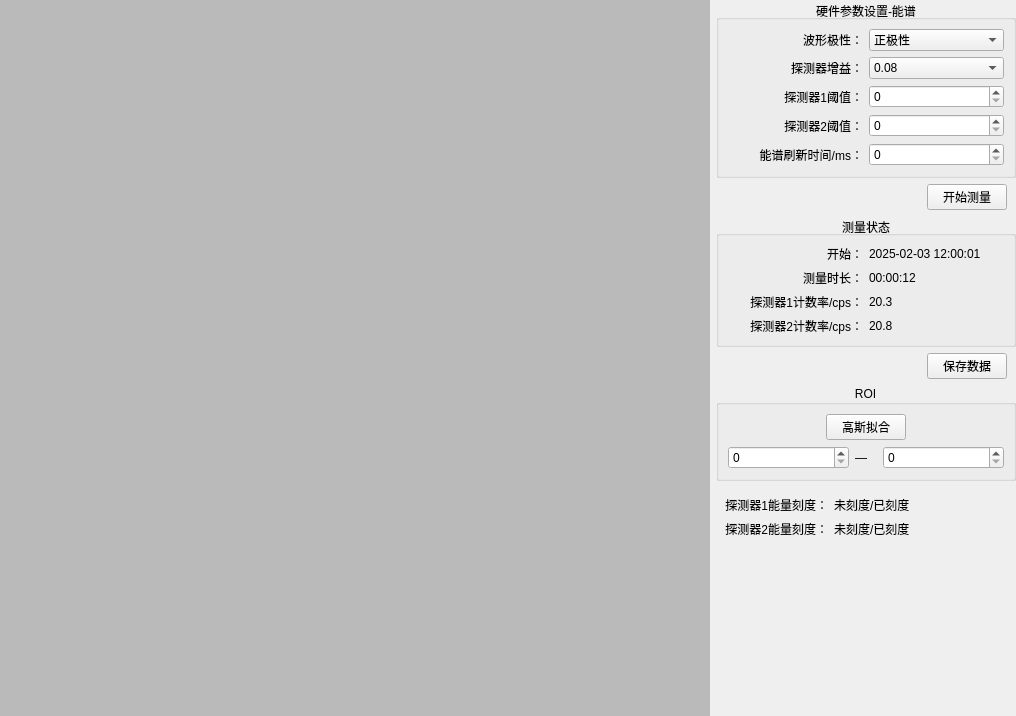
The window that spectrumModel.ui (MrXiaomao/Cu_Activation) describes before a commit, drawn with Qt 5.
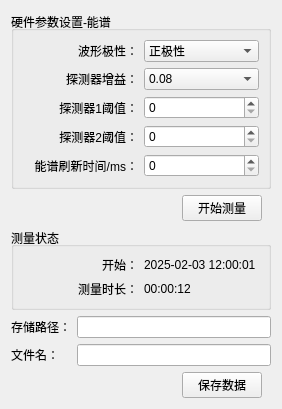
The same window after the commit.

Diff of the .ui file:
```diff
--- a/spectrumModel.ui
+++ b/spectrumModel.ui
@@ -6,47 +6,14 @@
    <rect>
     <x>0</x>
     <y>0</y>
-    <width>1016</width>
-    <height>716</height>
+    <width>278</width>
+    <height>361</height>
    </rect>
   </property>
   <property name="windowTitle">
    <string>能谱测量</string>
   </property>
-  <layout class="QHBoxLayout" name="horizontalLayout">
-   <property name="leftMargin">
-    <number>0</number>
-   </property>
-   <property name="topMargin">
-    <number>0</number>
-   </property>
-   <property name="rightMargin">
-    <number>0</number>
-   </property>
-   <property name="bottomMargin">
-    <number>0</number>
-   </property>
-   <item>
-    <widget class="QWidget" name="widget_plot" native="true">
-     <property name="styleSheet">
-      <string notr="true">background-color: #ffbababa</string>
-     </property>
-     <layout class="QVBoxLayout" name="verticalLayout_2">
-      <property name="leftMargin">
-       <number>0</number>
-      </property>
-      <property name="topMargin">
-       <number>0</number>
-      </property>
-      <property name="rightMargin">
-       <number>0</number>
-      </property>
-      <property name="bottomMargin">
-       <number>0</number>
-      </property>
-     </layout>
-    </widget>
-   </item>
+  <layout class="QVBoxLayout" name="verticalLayout_2">
    <item>
     <widget class="QWidget" name="widget_right" native="true">
      <property name="minimumSize">
@@ -80,7 +47,7 @@
          <string>硬件参数设置-能谱</string>
         </property>
         <property name="alignment">
-         <set>Qt::AlignCenter</set>
+         <set>Qt::AlignLeading|Qt::AlignLeft|Qt::AlignVCenter</set>
         </property>
         <layout class="QGridLayout" name="gridLayout">
          <item row="0" column="0">
@@ -259,40 +226,13 @@
          <string>测量状态</string>
         </property>
         <property name="alignment">
-         <set>Qt::AlignCenter</set>
+         <set>Qt::AlignLeading|Qt::AlignLeft|Qt::AlignVCenter</set>
         </property>
         <layout class="QGridLayout" name="gridLayout_2">
-         <item row="2" column="0">
-          <widget class="QLabel" name="label_16">
+         <item row="0" column="1">
+          <widget class="QLabel" name="label_2">
            <property name="text">
-            <string>探测器1计数率/cps：</string>
-           </property>
-           <property name="alignment">
-            <set>Qt::AlignRight|Qt::AlignTrailing|Qt::AlignVCenter</set>
-           </property>
-          </widget>
-         </item>
-         <item row="3" column="0">
-          <widget class="QLabel" name="label_19">
-           <property name="text">
-            <string>探测器2计数率/cps：</string>
-           </property>
-           <property name="alignment">
-            <set>Qt::AlignRight|Qt::AlignTrailing|Qt::AlignVCenter</set>
-           </property>
-          </widget>
-         </item>
-         <item row="2" column="1">
-          <widget class="QLabel" name="label_17">
-           <property name="text">
-            <string>20.3</string>
-           </property>
-          </widget>
-         </item>
-         <item row="3" column="1">
-          <widget class="QLabel" name="label_18">
-           <property name="text">
-            <string>20.8</string>
+            <string>2025-02-03 12:00:01</string>
            </property>
           </widget>
          </item>
@@ -323,159 +263,77 @@
            </property>
           </widget>
          </item>
-         <item row="0" column="1">
-          <widget class="QLabel" name="label_2">
-           <property name="text">
-            <string>2025-02-03 12:00:01</string>
-           </property>
-          </widget>
-         </item>
-        </layout>
-       </widget>
-      </item>
-      <item>
-       <widget class="QWidget" name="widget_3" native="true">
-        <layout class="QHBoxLayout" name="horizontalLayout_3">
-         <property name="leftMargin">
-          <number>0</number>
-         </property>
-         <property name="topMargin">
-          <number>0</number>
-         </property>
-         <property name="bottomMargin">
-          <number>0</number>
-         </property>
-         <item>
-          <spacer name="horizontalSpacer_4">
-           <property name="orientation">
-            <enum>Qt::Horizontal</enum>
-           </property>
-           <property name="sizeHint" stdset="0">
-            <size>
-             <width>207</width>
-             <height>20</height>
-            </size>
-           </property>
-          </spacer>
-         </item>
-         <item>
-          <widget class="QPushButton" name="pushButton_save">
-           <property name="text">
-            <string>保存数据</string>
-           </property>
-          </widget>
-         </item>
-        </layout>
-       </widget>
-      </item>
-      <item>
-       <widget class="QGroupBox" name="groupBox">
-        <property name="title">
-         <string>ROI</string>
-        </property>
-        <property name="alignment">
-         <set>Qt::AlignCenter</set>
-        </property>
-        <layout class="QGridLayout" name="gridLayout_3">
-         <item row="0" column="0">
-          <spacer name="horizontalSpacer">
-           <property name="orientation">
-            <enum>Qt::Horizontal</enum>
-           </property>
-           <property name="sizeHint" stdset="0">
-            <size>
-             <width>94</width>
-             <height>20</height>
-            </size>
-           </property>
-          </spacer>
-         </item>
-         <item row="0" column="1" colspan="3">
-          <widget class="QPushButton" name="pushButton_gauss">
-           <property name="text">
-            <string>高斯拟合</string>
-           </property>
-          </widget>
-         </item>
-         <item row="0" column="4">
-          <spacer name="horizontalSpacer_2">
-           <property name="orientation">
-            <enum>Qt::Horizontal</enum>
-           </property>
-           <property name="sizeHint" stdset="0">
-            <size>
-             <width>93</width>
-             <height>20</height>
-            </size>
-           </property>
-          </spacer>
-         </item>
-         <item row="1" column="0" colspan="2">
-          <widget class="QSpinBox" name="spinBox_4">
-           <property name="maximum">
-            <number>2048</number>
-           </property>
-          </widget>
-         </item>
-         <item row="1" column="2">
-          <widget class="QLabel" name="label_3">
-           <property name="text">
-            <string>—</string>
-           </property>
-          </widget>
-         </item>
-         <item row="1" column="3" colspan="2">
-          <widget class="QSpinBox" name="spinBox_5">
-           <property name="maximum">
-            <number>2048</number>
-           </property>
-          </widget>
-         </item>
         </layout>
        </widget>
       </item>
       <item>
        <widget class="QWidget" name="widget" native="true">
-        <layout class="QGridLayout" name="gridLayout_4">
+        <layout class="QGridLayout" name="gridLayout_5">
+         <property name="leftMargin">
+          <number>0</number>
+         </property>
+         <property name="topMargin">
+          <number>0</number>
+         </property>
+         <property name="rightMargin">
+          <number>0</number>
+         </property>
+         <property name="bottomMargin">
+          <number>0</number>
+         </property>
          <item row="0" column="0">
-          <widget class="QLabel" name="label_11">
+          <widget class="QLabel" name="label_24">
            <property name="text">
-            <string>探测器1能量刻度：</string>
-           </property>
-           <property name="alignment">
-            <set>Qt::AlignRight|Qt::AlignTrailing|Qt::AlignVCenter</set>
+            <string>存储路径：</string>
            </property>
           </widget>
          </item>
          <item row="0" column="1">
-          <widget class="QLabel" name="label_12">
-           <property name="text">
-            <string>未刻度/已刻度</string>
-           </property>
-          </widget>
-         </item>
-         <item row="0" column="2">
-          <widget class="QLabel" name="label_15">
-           <property name="text">
-            <string/>
-           </property>
-          </widget>
+          <widget class="QLineEdit" name="lineEdit_20"/>
          </item>
          <item row="1" column="0">
-          <widget class="QLabel" name="label_13">
+          <widget class="QLabel" name="label_55">
            <property name="text">
-            <string>探测器2能量刻度：</string>
-           </property>
-           <property name="alignment">
-            <set>Qt::AlignRight|Qt::AlignTrailing|Qt::AlignVCenter</set>
+            <string>文件名：</string>
            </property>
           </widget>
          </item>
          <item row="1" column="1">
-          <widget class="QLabel" name="label_14">
-           <property name="text">
-            <string>未刻度/已刻度</string>
-           </property>
+          <widget class="QLineEdit" name="lineEdit_27"/>
+         </item>
+         <item row="2" column="0" colspan="2">
+          <widget class="QWidget" name="widget_3" native="true">
+           <layout class="QHBoxLayout" name="horizontalLayout_3">
+            <property name="leftMargin">
+             <number>0</number>
+            </property>
+            <property name="topMargin">
+             <number>0</number>
+            </property>
+            <property name="bottomMargin">
+             <number>0</number>
+            </property>
+            <item>
+             <spacer name="horizontalSpacer_4">
+              <property name="orientation">
+               <enum>Qt::Horizontal</enum>
+              </property>
+              <property name="sizeHint" stdset="0">
+               <size>
+                <width>207</width>
+                <height>20</height>
+               </size>
+              </property>
+             </spacer>
+            </item>
+            <item>
+             <widget class="QPushButton" name="pushButton_save">
+              <property name="text">
+               <string>保存数据</string>
+              </property>
+             </widget>
+            </item>
+           </layout>
           </widget>
          </item>
         </layout>
```
